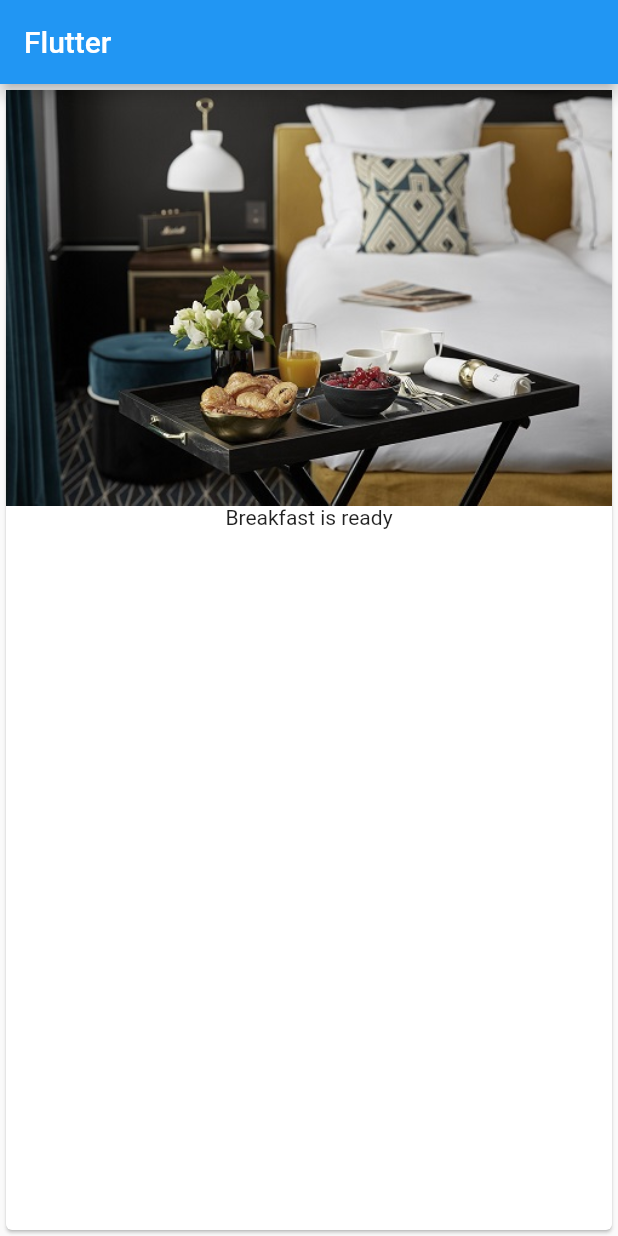
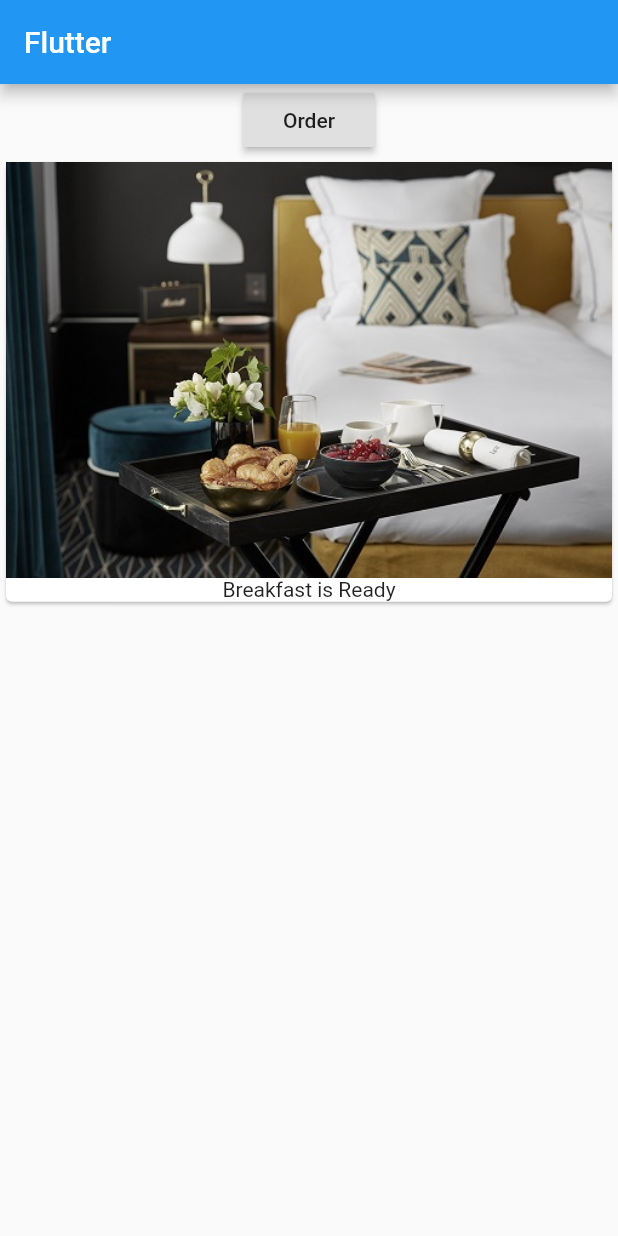
Before and after one commit to IsuruBRanapana/Flutter, a Flutter app: the screen it shows after launch, on a phone screen of 412 x 824 dp. Run offline on Flutter 3.47's test engine with Material 2 defaults, Android fonts, the phone set to English and light mode, and no system bars.

Commit message:
button added

```diff
--- a/AppBar/flutter_one/lib/main.dart
+++ b/AppBar/flutter_one/lib/main.dart
@@ -5,19 +5,27 @@ void main() => runApp(MyApp());
 
 class MyApp extends StatelessWidget{
   @override
-  Widget build(context){
+  Widget build(BuildContext context){
     return MaterialApp(
       home: Scaffold(
         appBar: AppBar(
           title: Text('Flutter'),
         ),
-        body: Card(
-          child: Column(
-            children: <Widget>[
-              Image.asset('assets/Breakfast.jpg'),
-              Text('Breakfast is ready')
-            ],
-          ),
+        body: Column(
+          children: [
+            RaisedButton(
+              onPressed: (){},
+              child: Text('Order'),
+            ),
+            Card(
+              child: Column(
+                children: <Widget>[
+                  Image.asset('assets/Breakfast.jpg'),
+                  Text('Breakfast is Ready'),
+                ],
+              ),
+            ),
+          ],
         ),
       ),
     );
```
